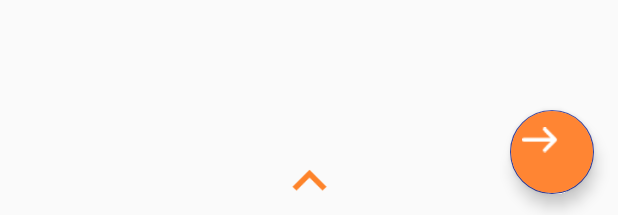
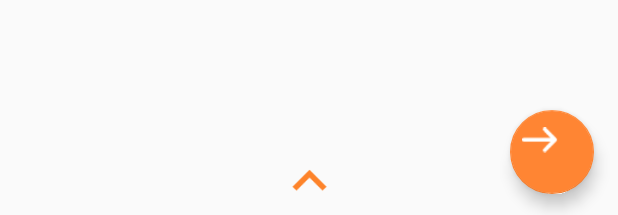
Before and after one commit to MobileDevelopersOfBerkeley/WingIt, an Android app: the layout activity_pin_map.xml on its own in the app's theme, with its tools: preview values and no code run, on a phone screen of 412 x 824 dp. Shown: the part 1018-1233 px from the top of the screen. Run offline under Robolectric (Android 15) with nearby library versions, the phone set to English and light mode, and no system bars.

Commit message:
Fixed crash issue with pin map

```diff
--- a/app/src/main/res/layout/activity_pin_map.xml
+++ b/app/src/main/res/layout/activity_pin_map.xml
@@ -27,13 +27,12 @@
         android:layout_height="56dp"
         android:clickable="true"
         app:fabSize="mini"
-        android:backgroundTint="@color/orange"
+        app:backgroundTint="@color/orange"
         android:src="@drawable/arrow"
-        android:layout_marginRight="16dp"
+        android:layout_marginEnd="16dp"
         app:layout_constraintRight_toRightOf="parent"
         app:layout_constraintBottom_toBottomOf="parent"
-        android:layout_marginBottom="16dp"
-        android:layout_marginEnd="16dp" />
+        android:layout_marginBottom="16dp" />
 
     <ImageView
         android:id="@+id/uparrow"
```
